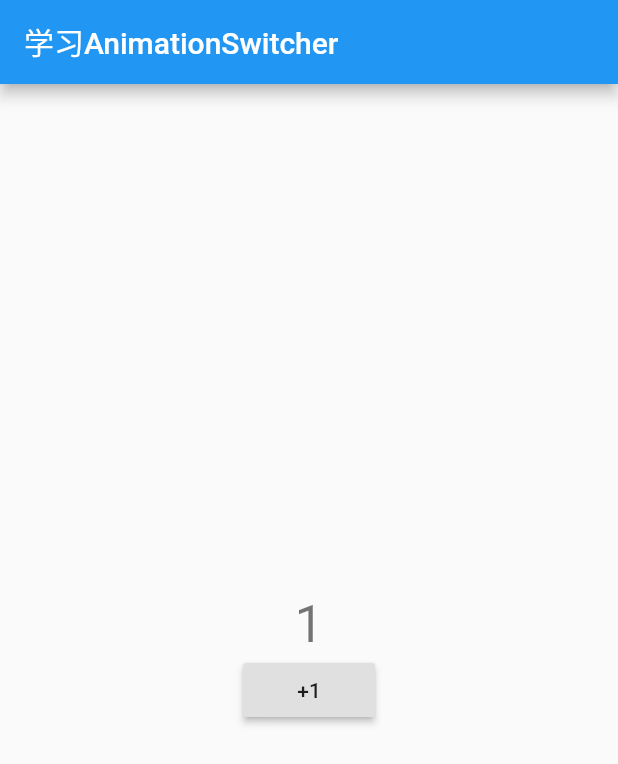
After one commit to Taonce/Flutter-Example, a Flutter app: the screen it shows after launch, after a tap on "+1", on a phone screen of 412 x 824 dp. The commit adds this screen. Shown: the top 764 px of the screen. Run offline on Flutter 3.47's test engine with Material 2 defaults, Android fonts, the phone set to English and light mode, and no system bars; our stand-ins replace dio.

Commit message:
加强动画学习

```diff
--- a/lib/animation/animation_builder.dart
+++ b/lib/animation/animation_builder.dart
@@ -13,7 +13,7 @@ class MyAnimationBuilderState extends State with SingleTickerProviderStateMixin
   void initState() {
     _controller = AnimationController(
       vsync: this,
-      duration: const Duration(seconds: 30),
+      duration: const Duration(seconds: 3),
     );
     _animation = Tween(begin: 0.0, end: 300.0).animate(_controller);
     _controller.forward();
--- /dev/null
+++ b/lib/animation/animation_switcher_ui.dart
@@ -0,0 +1,60 @@
+import 'package:flutter/material.dart';
+
+class AnimationSwitcherUI extends StatefulWidget {
+  @override
+  State<StatefulWidget> createState() => AnimationSwitcherState();
+}
+
+class AnimationSwitcherState extends State {
+  int _num = 0;
+
+  @override
+  Widget build(BuildContext context) {
+    // TODO: implement build
+    return Scaffold(
+      appBar: AppBar(
+        title: Text('学习AnimationSwitcher'),
+      ),
+      body: Center(
+        child: Column(
+          mainAxisAlignment: MainAxisAlignment.center,
+          children: <Widget>[
+            AnimatedSwitcher(
+              duration: const Duration(
+                milliseconds: 1000,
+              ),
+              transitionBuilder: (child, animation) {
+                return FadeTransition(
+                  opacity: Tween(
+                    begin: 0.0,
+                    end: 1.0,
+                  ).animate(animation),
+                  child: SlideTransition(
+                    position: Tween(
+                      begin: Offset(-1.0, 0.0),
+                      end: Offset(0.0, 0.0),
+                    ).animate(animation),
+                    child: child,
+                  ),
+                );
+              },
+              child: Text(
+                '$_num',
+                key: ValueKey(_num),
+                style: Theme.of(context).textTheme.display1,
+              ),
+            ),
+            RaisedButton(
+              onPressed: () {
+                setState(() {
+                  ++_num;
+                });
+              },
+              child: const Text('+1'),
+            )
+          ],
+        ),
+      ),
+    );
+  }
+}
--- a/lib/animation/my_animation_widget.dart
+++ b/lib/animation/my_animation_widget.dart
@@ -33,7 +33,7 @@ class MyAnimationWidgetState extends State with SingleTickerProviderStateMixin {
   void initState() {
     _controller = AnimationController(
       vsync: this,
-      duration: const Duration(seconds: 30),
+      duration: const Duration(seconds: 3),
     );
     _animation = Tween(begin: 0.0, end: 300.0).animate(_controller);
     _animation.addStatusListener((status) {
--- /dev/null
+++ b/lib/image_url.dart
@@ -0,0 +1,6 @@
+class ImageUrl{
+
+  static final head = 'images/head.jpg';
+  static final account = 'images/account.png';
+  static final app_bar_bg = 'images/app_bar_bg.png';
+}
--- a/lib/main.dart
+++ b/lib/main.dart
@@ -6,8 +6,11 @@ import 'package:my_flutter/learn_widget/container/LearnContainer.dart';
 import 'package:my_flutter/search_bar/search_bar.dart';
 
 import 'animation/animation_builder.dart';
+import 'animation/animation_switcher_ui.dart';
+import 'animation/hero_animation/hero_animation_ui.dart';
 import 'animation/my_animation_widget.dart';
 import 'animation/scale_animation_ui.dart';
+import 'animation/stagger_animation/stagger_animation_ui.dart';
 import 'bottom_float_navigation/BottomNavigationFloatButton.dart';
 import 'bottom_navigation/BottomNavigationWidget.dart';
 import 'frost_glass/frost_glass_ui.dart';
@@ -85,7 +88,10 @@ class MyApp extends StatelessWidget {
 //      home: ObservableUI(),
 //      home: ScaleAnimationUI(),
 //      home: MyAnimationWidgetUI(),
-      home: MyAnimationBuilderUI(),
+//      home: MyAnimationBuilderUI(),
+//      home: HeroAnimationUI(),
+//      home: StaggerAnimationUI(),
+      home: AnimationSwitcherUI(),
       theme: ThemeData.light(),
     );
   }
```
Also changed, not shown: lib/animation/hero_animation/hero_animation_route_ui.dart (added, +20 -0 lines), lib/animation/hero_animation/hero_animation_ui.dart (added, +47 -0 lines), lib/animation/stagger_animation/stagger_animation_ui.dart (added, +84 -0 lines).
